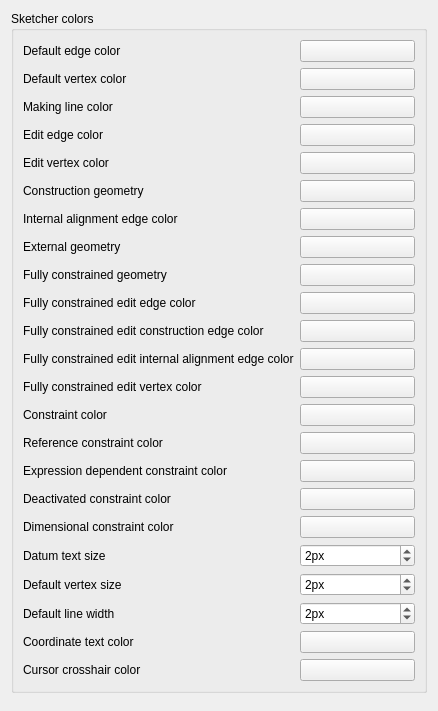
Above: src/Mod/Sketcher/Gui/SketcherSettingsColors.ui from southseact-3d/fcd before the change. Below: the same form after it.
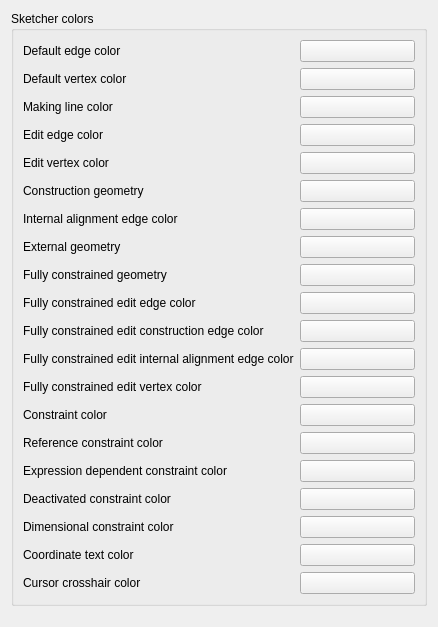
That is the form after the change. Custom widgets are drawn as their Qt base class.

Commit message:
[Sketch] remove unused code
fixes bug #4522

as discussed in https://forum.freecadweb.org/viewtopic.php?f=10&t=53587&p=460823#p460777

also remove superfluous verticalSpacer

```diff
--- a/src/Mod/Sketcher/Gui/SketcherSettingsColors.ui
+++ b/src/Mod/Sketcher/Gui/SketcherSettingsColors.ui
@@ -7,7 +7,7 @@
     <x>0</x>
     <y>0</y>
     <width>438</width>
-    <height>711</height>
+    <height>627</height>
    </rect>
   </property>
   <property name="windowTitle">
@@ -599,111 +599,6 @@
          </widget>
         </item>
         <item row="18" column="0">
-         <widget class="QLabel" name="label_16">
-          <property name="minimumSize">
-           <size>
-            <width>182</width>
-            <height>0</height>
-           </size>
-          </property>
-          <property name="text">
-           <string>Datum text size</string>
-          </property>
-         </widget>
-        </item>
-        <item row="18" column="1">
-         <widget class="Gui::PrefSpinBox" name="SketcherDatumWidth">
-          <property name="toolTip">
-           <string>The default line thickness for new shapes</string>
-          </property>
-          <property name="suffix">
-           <string>px</string>
-          </property>
-          <property name="maximum">
-           <number>9</number>
-          </property>
-          <property name="value">
-           <number>2</number>
-          </property>
-          <property name="prefEntry" stdset="0">
-           <cstring>DefaultSketcherVertexWidth</cstring>
-          </property>
-          <property name="prefPath" stdset="0">
-           <cstring>View</cstring>
-          </property>
-         </widget>
-        </item>
-        <item row="19" column="0">
-         <widget class="QLabel" name="label_12">
-          <property name="minimumSize">
-           <size>
-            <width>182</width>
-            <height>0</height>
-           </size>
-          </property>
-          <property name="text">
-           <string>Default vertex size</string>
-          </property>
-         </widget>
-        </item>
-        <item row="19" column="1">
-         <widget class="Gui::PrefSpinBox" name="DefaultSketcherVertexWidth">
-          <property name="toolTip">
-           <string>The default line thickness for new shapes</string>
-          </property>
-          <property name="suffix">
-           <string>px</string>
-          </property>
-          <property name="maximum">
-           <number>9</number>
-          </property>
-          <property name="value">
-           <number>2</number>
-          </property>
-          <property name="prefEntry" stdset="0">
-           <cstring>DefaultSketcherVertexWidth</cstring>
-          </property>
-          <property name="prefPath" stdset="0">
-           <cstring>View</cstring>
-          </property>
-         </widget>
-        </item>
-        <item row="20" column="0">
-         <widget class="QLabel" name="label_13">
-          <property name="minimumSize">
-           <size>
-            <width>182</width>
-            <height>0</height>
-           </size>
-          </property>
-          <property name="text">
-           <string>Default line width</string>
-          </property>
-         </widget>
-        </item>
-        <item row="20" column="1">
-         <widget class="Gui::PrefSpinBox" name="DefaultSketcherLineWidth">
-          <property name="toolTip">
-           <string>The default line thickness for new shapes</string>
-          </property>
-          <property name="suffix">
-           <string>px</string>
-          </property>
-          <property name="maximum">
-           <number>9</number>
-          </property>
-          <property name="value">
-           <number>2</number>
-          </property>
-          <property name="prefEntry" stdset="0">
-           <cstring>DefaultShapeLineWidth</cstring>
-          </property>
-          <property name="prefPath" stdset="0">
-           <cstring>View</cstring>
-          </property>
-         </widget>
-        </item>
-        <item row="21" column="0">
          <widget class="QLabel" name="label_5">
           <property name="minimumSize">
            <size>
@@ -716,7 +611,7 @@
           </property>
          </widget>
         </item>
-        <item row="21" column="1">
+        <item row="18" column="1">
          <widget class="Gui::PrefColorButton" name="CursorTextColor">
           <property name="toolTip">
            <string>Text color of the coordinates</string>
@@ -736,7 +631,7 @@
           </property>
          </widget>
         </item>
-        <item row="22" column="0">
+        <item row="19" column="0">
          <widget class="QLabel" name="label_19">
           <property name="minimumSize">
            <size>
@@ -749,7 +644,7 @@
           </property>
          </widget>
         </item>
-        <item row="22" column="1">
+        <item row="19" column="1">
          <widget class="Gui::PrefColorButton" name="CursorCrosshairColor">
           <property name="toolTip">
            <string>Color of crosshair cursor.
```
The commit also changes 1 other file.
